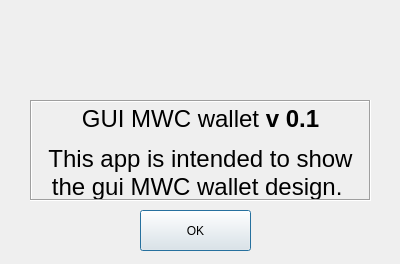
Qt form core/versiondialog.ui (mwcproject/mwc-qt-wallet) before a commit.
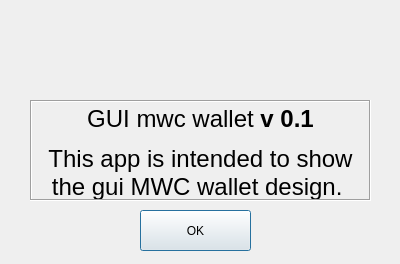
The same form after that commit. Icons and pictures are not drawn.

```diff
--- a/core/versiondialog.ui
+++ b/core/versiondialog.ui
@@ -48,7 +48,7 @@
     <enum>QFrame::Sunken</enum>
    </property>
    <property name="text">
-    <string>&lt;html&gt;&lt;head/&gt;&lt;body&gt;&lt;p&gt;&lt;span style=&quot; font-size:18pt;&quot;&gt;GUI MWC wallet &lt;/span&gt;&lt;span style=&quot; font-size:18pt; font-weight:600;&quot;&gt;v 0.1&lt;/span&gt;&lt;/p&gt;&lt;p&gt;&lt;span style=&quot; font-size:18pt;&quot;&gt;This app is intended to show the gui MWC wallet design. &lt;/span&gt;&lt;/p&gt;&lt;/body&gt;&lt;/html&gt;</string>
+    <string>&lt;html&gt;&lt;head/&gt;&lt;body&gt;&lt;p&gt;&lt;span style=&quot; font-size:18pt;&quot;&gt;GUI mwc wallet &lt;/span&gt;&lt;span style=&quot; font-size:18pt; font-weight:600;&quot;&gt;v 0.1&lt;/span&gt;&lt;/p&gt;&lt;p&gt;&lt;span style=&quot; font-size:18pt;&quot;&gt;This app is intended to show the gui MWC wallet design. &lt;/span&gt;&lt;/p&gt;&lt;/body&gt;&lt;/html&gt;</string>
    </property>
    <property name="alignment">
     <set>Qt::AlignHCenter|Qt::AlignTop</set>
```
